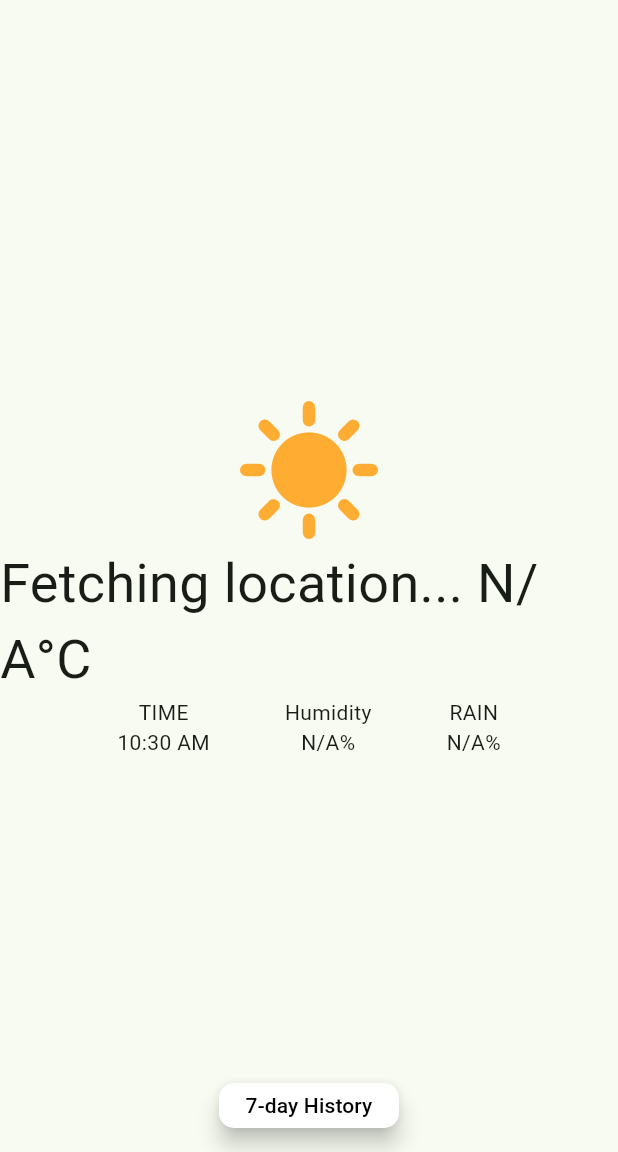
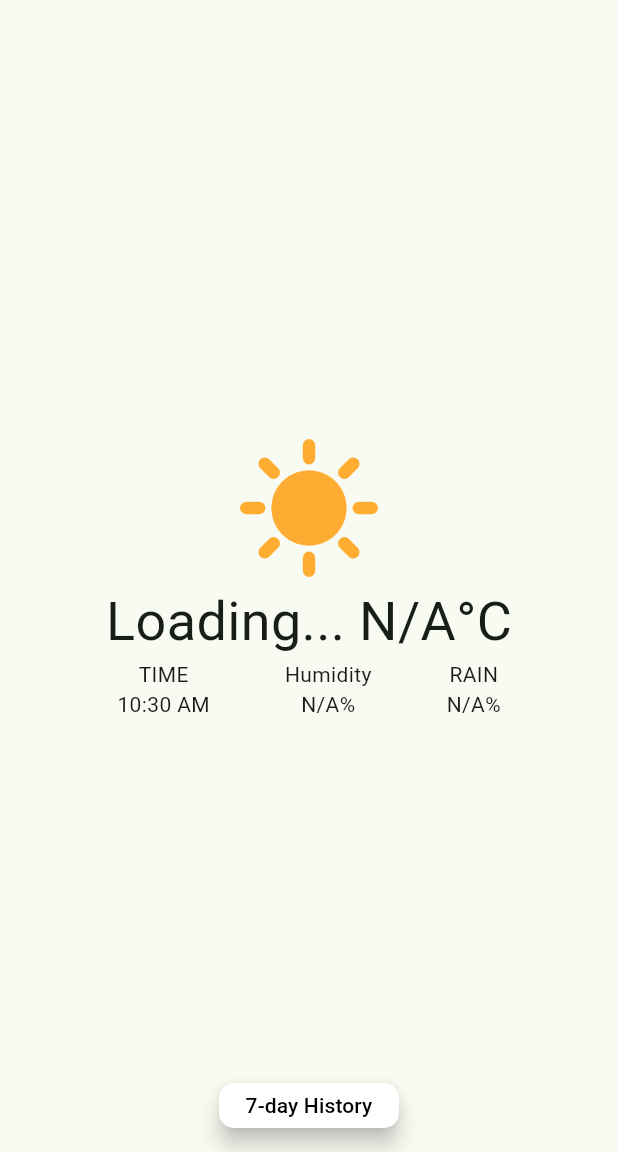
Before and after one commit to vladcirlugea10/Weather-Station, a Flutter app: the screen it shows after launch, on a phone screen of 412 x 824 dp, the part 84-1236 px from its top. Run offline on Flutter 3.47's test engine with Material 3 defaults, Android fonts, the phone set to English and light mode, and no system bars; our stand-ins replace firebase_core, firebase_database, geocoding, geolocator; accounts and stored records are empty; network calls fail.

Commit message:
Added dynamic icons for day cards based on rain percentage

```diff
--- a/weatherapp/lib/pages/home.dart
+++ b/weatherapp/lib/pages/home.dart
@@ -16,7 +16,7 @@ class HomePage extends StatefulWidget {
 }
 
 class _HomePage extends State<HomePage> {
-  String city = 'Fetching location...';
+  String city = 'Loading...';
   String humidity = "N/A";
   String rain = "N/A";
   String temperature = "N/A";
--- a/weatherapp/lib/widgets/DayCard.dart
+++ b/weatherapp/lib/widgets/DayCard.dart
@@ -2,6 +2,7 @@ import 'dart:convert';
 import 'package:flutter/material.dart';
 import 'package:http/http.dart' as http;
 import 'package:weatherapp/utils/date_utils.dart';
+import 'package:weatherapp/utils/weather_icon_utils.dart';
 
 class DayCard extends StatefulWidget {
   final String day;
@@ -109,7 +110,7 @@ class _DayCardState extends State<DayCard> {
                       ),
                     ],
                   ),
-                  const Icon(Icons.sunny, color: Colors.orange, size: 50),
+                  getWeatherIcon(widget.rain),
                 ],
               ),
               const SizedBox(height: 16),
```
Also changed, not shown: weatherapp/lib/utils/weather_icon_utils.dart (added, +17 -0 lines).
